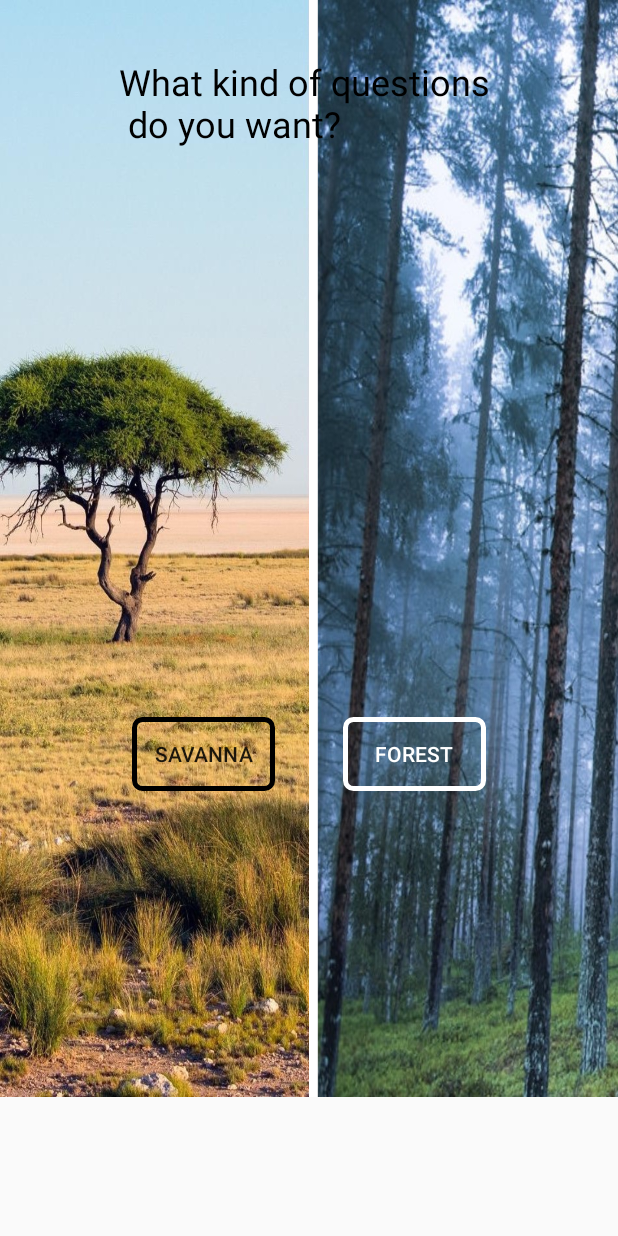
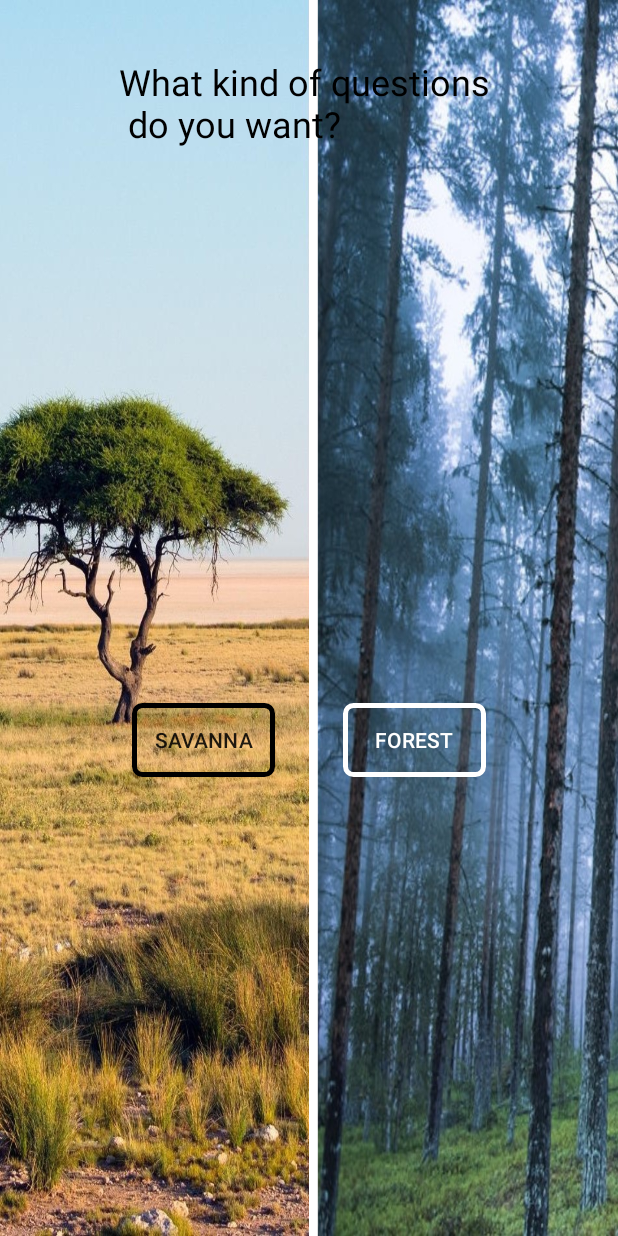
Before and after one commit to Erizium/1, an Android app: the screen it shows after launch (QuestionActivity), after a tap on "START", on a phone screen of 412 x 824 dp. Run offline under Robolectric (Android 15) with nearby library versions, the phone set to English and light mode, and no system bars; our stand-ins replace Room's generated code.

Commit message:
Vet inte

```diff
--- /dev/null
+++ b/app/src/main/java/com/example/a1/AppDatabase.kt
@@ -0,0 +1,34 @@
+package com.example.a1
+
+import android.content.Context
+import androidx.room.Database
+import androidx.room.Room
+import androidx.room.RoomDatabase
+
+@Database(entities = arrayOf(SavannaQuestion::class), version = 1)
+abstract class AppDatabase : RoomDatabase() {
+    abstract fun questionDao() : QuestionDao
+
+    companion object{
+
+        @Volatile
+        private var INSTANCE : AppDatabase? = null
+
+        fun getInstance(context: Context) : AppDatabase? {
+            synchronized(this){
+                var instance = INSTANCE
+
+                if(instance == null) {
+                    val instance = Room.databaseBuilder(
+                        context.applicationContext,
+                        AppDatabase::class.java, "question_database"
+                )
+                        .fallbackToDestructiveMigration()
+                        .build()
+                    INSTANCE = instance
+            }
+            return instance
+            }
+        }
+    }
+}
--- /dev/null
+++ b/app/src/main/java/com/example/a1/ForestQuestion.kt
@@ -0,0 +1,21 @@
+package com.example.a1
+
+import androidx.room.ColumnInfo
+import androidx.room.Entity
+import androidx.room.PrimaryKey
+
+@Entity(tableName = "ForestQuestions")
+data class ForestQuestion
+    (@PrimaryKey(autoGenerate = true) var id: Int,
+     @ColumnInfo(name = "question") var question : String,
+     @ColumnInfo(name = "info") var info : String,
+     var image : Int,
+     var background : Int,
+     @ColumnInfo(name = "optionOne") var optionOne : String,
+     @ColumnInfo(name = "optionTwo") var optionTwo : String,
+     @ColumnInfo(name = "optionThree") var optionThree : String,
+     @ColumnInfo(name = "optionFour") var optionFour : String,
+     @ColumnInfo(name = "correctAnswer") var correctAnswer : String) {
+
+
+}
--- a/app/src/main/java/com/example/a1/MainActivity.kt
+++ b/app/src/main/java/com/example/a1/MainActivity.kt
@@ -3,18 +3,190 @@ package com.example.a1
 import android.content.Intent
 import androidx.appcompat.app.AppCompatActivity
 import android.os.Bundle
-import android.util.Log
 import android.widget.Button
+import androidx.room.Room
+import kotlinx.coroutines.*
 
 class MainActivity : AppCompatActivity() {
+
+    var questionListSavanna = QuestionListSavanna()
+    var questionListForest = QuestionListForest()
+    private lateinit var db: AppDatabase
+
     override fun onCreate(savedInstanceState: Bundle?) {
         super.onCreate(savedInstanceState)
         setContentView(R.layout.activity_main)
+
+        db = Room.databaseBuilder(
+            applicationContext,
+            AppDatabase::class.java, "AppQuestions"
+        )
+            .fallbackToDestructiveMigration()
+            .build()
+
+        addQuestionsSavanna()
+ //       addQuestionsForest()
+
+
+
+
+
         val startButton = findViewById<Button>(R.id.startButton)
-
         startButton.setOnClickListener {
             val questions = Intent(this, QuestionActivity::class.java)
             startActivity(questions)
         }
+
     }
+
+
+        fun saveQuestions(question: SavannaQuestion) {
+            GlobalScope.launch(Dispatchers.IO) {
+                db.questionDao().insert(question)
+            }
+        }
+
+
+
+    fun addQuestionsSavanna() {
+
+        var questionOne = SavannaQuestion(
+            1,
+            "What is this?",
+            "First question. Don't get this wrong",
+            R.drawable.zebrapart,
+            R.drawable.savanna,
+            "Horse",
+            "Zebra",
+            "Koala",
+            "Mohawk",
+            "Zebra"
+        )
+        saveQuestions(questionOne)
+
+        var questionTwo = SavannaQuestion(
+            2,
+            "What's the zebras natural habitat?",
+            "",
+            R.drawable.zebrafull,
+            R.drawable.savanna,
+            "Desert",
+            "Grove",
+            "Savanna",
+            "Pasture",
+            "Savanna"
+        )
+        saveQuestions(questionTwo)
+
+        var questionThree = SavannaQuestion(
+            3,
+            "How fast can they run?",
+            "*Racing with tigers*",
+            R.drawable.zebrarun,
+            R.drawable.savanna,
+            "64 km/h",
+            "60 km/h",
+            "55 km/h",
+            "47 km/h",
+            "64 km/h"
+        )
+        saveQuestions(questionThree)
+
+        var questionFour = SavannaQuestion(
+            4,
+            "What's their most common food?",
+            "*Nom nom*",
+            R.drawable.zebraeat,
+            R.drawable.savanna,
+            "Leaves",
+            "Hay",
+            "Grass",
+            "Insects",
+            "Grass"
+        )
+        saveQuestions(questionFour)
+
+        var questionFive = SavannaQuestion(
+            5,
+            "What is the average weight of\nof a full grown male zebra?",
+            "They can't be that heavy right?",
+            questionOne.image,
+            R.drawable.savanna,
+            "230 kg",
+            "450 kg",
+            "603 kg",
+            "320 kg",
+            "320 kg"
+        )
+        saveQuestions(questionFive)
+    }
+/*
+    fun addQuestionsForest(){
+            var questionOne = ForestQuestion(
+                6,
+                "Which country contains the majority\n of the Amazon Rainforest?",
+                "Good Luck",
+                R.drawable.brazil1,
+                R.drawable.forestbg,
+                "Peru",
+                "Brazil",
+                "Colombia",
+                "France",
+                "Brazil")
+            saveQuestions(questionOne)
+
+            var questionTwo = ForestQuestion(
+                7,
+                "How much of the forest is\n contained within Brazil?",
+                "Hint: Sesenta por ciento",
+                R.drawable.brazil2,
+                questionOne.background,
+                "40 %",
+                "70 %",
+                "60 %",
+                "65 %",
+                "60 %")
+        saveQuestions(questionTwo)
+
+            var questionThree = ForestQuestion(
+                8,
+                " How many percent of the oxygen\n does the Brazil section produce?",
+                "Hint: In the world",
+                R.drawable.o2,
+                questionOne.background,
+                "20 %",
+                "12 %",
+                "6 %",
+                "10 %",
+                "12 %")
+        saveQuestions(questionThree)
+
+            var questionFour = ForestQuestion(
+                9,
+                " What species is producing the\n most oxygen there?  ",
+                "Hint: They can grow tall or not at all",
+                R.drawable.o2double,
+                questionOne.background,
+                "Plants",
+                "Fungi",
+                "Animal",
+                "Dirt",
+                "Plants")
+        saveQuestions(questionFour)
+
+            var questionFive = ForestQuestion(
+                10,
+                " How is the oxygen produced\n through plants?",
+                "Hint: Draws up, takes in and then releases",
+                R.drawable.tree,
+                questionOne.background,
+                "Sodium",
+                "Uranium",
+                "Absorbtion",
+                "Photosynthesis",
+                "Photosynthesis")
+        saveQuestions(questionFive)
+    }
+    */
+
 }
--- a/app/src/main/java/com/example/a1/QuestionActivity.kt
+++ b/app/src/main/java/com/example/a1/QuestionActivity.kt
@@ -7,8 +7,6 @@ import androidx.appcompat.app.AppCompatActivity
 import android.os.Bundle
 import android.view.View
 import android.widget.Button
-import android.widget.Toast
-import androidx.core.content.ContextCompat
 
 
 import kotlinx.android.synthetic.main.activity_question.*
@@ -19,7 +17,8 @@ class QuestionActivity : AppCompatActivity() {
     private lateinit var mp2: MediaPlayer
     val questionList = QuestionListSavanna()
     val questionList2 = QuestionListForest()
-    var currentQuestion: Questions? = null
+    //var currentQuestion: SavannaQuestion? = null
+    //var currentQuestion: ForestQuestion? = null
     var currentPosition: Int = 1
     var score = 0
     var type = 0
@@ -32,19 +31,19 @@ class QuestionActivity : AppCompatActivity() {
 
         savannaQuiz.setOnClickListener {
             mp.start()
-            setZebraQuestions()
+            //setZebraQuestions()
             setVisiInvis()
             colorChangeSavanna()
         }
         forestQuiz.setOnClickListener {
             mp2.start()
-            setForestQuestions()
+            //setForestQuestions()
             type += 1
             setVisiInvis()
             colorChangeForest()
         }
     }
-
+/*
     fun setZebraQuestions() {
         currentQuestion = questionList.questionList[currentPosition -1]
 
@@ -53,10 +52,10 @@ class QuestionActivity : AppCompatActivity() {
         questionImage.setImageResource(currentQuestion!!.image)
         questionBackground.setBackgroundResource(currentQuestion!!.background)
         option_one.text = currentQuestion?.optionOne
-        option_two.text = currentQuestion?.OptionTwo
+        option_two.text = currentQuestion?.optionTwo
         option_three.text = currentQuestion?.optionThree
         option_four.text = currentQuestion?.optionFour
-        questionCount.text = "Question: " + currentPosition.toString()
+        questionCount.text = "Quest: " + currentPosition.toString()
 
         scoreCounter.text = "Score: " + score
         currentPosition++
@@ -70,7 +69,7 @@ class QuestionActivity : AppCompatActivity() {
         questionImage.setImageResource(currentQuestion!!.image)
         questionBackground.setBackgroundResource(currentQuestion!!.background)
         option_one.text = currentQuestion?.optionOne
-        option_two.text = currentQuestion?.OptionTwo
+        option_two.text = currentQuestion?.optionTwo
         option_three.text = currentQuestion?.optionThree
         option_four.text = currentQuestion?.optionFour
         questionCount.text = "Question: " + currentPosition.toString()
@@ -114,6 +113,8 @@ class QuestionActivity : AppCompatActivity() {
             startActivity(end)
         }
     }
+
+ */
     fun setVisiInvis(){
         savannaQuiz.setVisibility(View.INVISIBLE)
         forestQuiz.setVisibility(View.INVISIBLE)
--- /dev/null
+++ b/app/src/main/java/com/example/a1/QuestionDao.kt
@@ -0,0 +1,26 @@
+package com.example.a1
+
+import androidx.room.Dao
+import androidx.room.Delete
+import androidx.room.Insert
+import androidx.room.Query
+
+
+@Dao
+interface QuestionDao {
+
+    @Insert
+    fun insert(questions: SavannaQuestion)
+
+/*
+    @Delete
+    fun delete(questions: Questions)
+*/
+
+    @Query("SELECT * FROM SavannaQuestions")
+    fun getAll() : List<SavannaQuestion>
+
+    @Query("SELECT * FROM savannaQuestions WHERE question LIKE :questionName")
+    fun findByQuestion(questionName: String) : List<SavannaQuestion>
+
+}
--- a/app/src/main/java/com/example/a1/QuestionListForest.kt
+++ b/app/src/main/java/com/example/a1/QuestionListForest.kt
@@ -2,14 +2,15 @@ package com.example.a1
 
 class QuestionListForest {
 
-    var questionList2 = mutableListOf<Questions>()
+    var questionList2 = mutableListOf<ForestQuestion>()
 
     init {
         getForestQuestions()
     }
 
     fun getForestQuestions(){
-        var questionOne = Questions(
+        var questionOne = ForestQuestion(
+            0,
             "Which country contains the majority\n of the Amazon Rainforest?",
             "Good Luck",
             R.drawable.brazil1,
@@ -21,7 +22,8 @@ class QuestionListForest {
             "Brazil")
         questionList2.add(questionOne)
 
-        var questionTwo = Questions(
+        var questionTwo = ForestQuestion(
+            0,
             "How much of the forest is\n contained within Brazil?",
             "Hint: Sesenta por ciento",
             R.drawable.brazil2,
@@ -33,7 +35,8 @@ class QuestionListForest {
             "60 %")
         questionList2.add(questionTwo)
 
-        var questionThree = Questions(
+        var questionThree = ForestQuestion(
+            0,
             " How many percent of the oxygen\n does the Brazil section produce?",
             "Hint: In the world",
             R.drawable.o2,
@@ -45,7 +48,8 @@ class QuestionListForest {
             "12 %")
         questionList2.add(questionThree)
 
-        var questionFour = Questions(
+        var questionFour = ForestQuestion(
+            0,
             " What species is producing the\n most oxygen there?  ",
             "Hint: They can grow tall or not at all",
             R.drawable.o2double,
@@ -57,7 +61,8 @@ class QuestionListForest {
             "Plants")
         questionList2.add(questionFour)
 
-        var questionFive = Questions(
+        var questionFive = ForestQuestion(
+            0,
             " How is the oxygen produced\n through plants?",
             "Hint: Draws up, takes in and then releases",
             R.drawable.tree,
--- a/app/src/main/java/com/example/a1/QuestionListSavanna.kt
+++ b/app/src/main/java/com/example/a1/QuestionListSavanna.kt
@@ -2,7 +2,7 @@ package com.example.a1
 
 class QuestionListSavanna() {
 
-    var questionList = mutableListOf<Questions>()
+    var questionList = mutableListOf<SavannaQuestion>()
 
     init {
         getZebraQuestions()
@@ -10,7 +10,8 @@ class QuestionListSavanna() {
 
     fun getZebraQuestions() {
 
-        var questionOne = Questions(
+        var questionOne = SavannaQuestion(
+            0,
             "What is this?",
             "First question. Don't get this wrong",
             R.drawable.zebrapart,
@@ -22,11 +23,12 @@ class QuestionListSavanna() {
             "Zebra")
         questionList.add(questionOne)
 
-        var questionTwo = Questions(
+        var questionTwo = SavannaQuestion(
+            0,
             "What's the zebras natural habitat?",
             "",
             R.drawable.zebrafull,
-            questionOne.background,
+            R.drawable.savanna,
             "Desert",
             "Grove",
             "Savanna",
@@ -34,11 +36,12 @@ class QuestionListSavanna() {
             "Savanna")
         questionList.add(questionTwo)
 
-        var questionThree = Questions(
+        var questionThree = SavannaQuestion(
+            0,
             "How fast can they run?",
             "*Racing with tigers*",
             R.drawable.zebrarun,
-            questionOne.background,
+            R.drawable.savanna,
             "64 km/h",
             "60 km/h",
             "55 km/h",
@@ -46,11 +49,12 @@ class QuestionListSavanna() {
             "64 km/h")
         questionList.add(questionThree)
 
-        var questionFour = Questions(
+        var questionFour = SavannaQuestion(
+            0,
             "What's their most common food?",
             "*Nom nom*",
             R.drawable.zebraeat,
-            questionOne.background,
+            R.drawable.savanna,
             "Leaves",
             "Hay",
             "Grass",
@@ -58,11 +62,12 @@ class QuestionListSavanna() {
             "Grass")
         questionList.add(questionFour)
 
-        var questionFive = Questions(
+        var questionFive = SavannaQuestion(
+            0,
             "What is the average weight of\nof a full grown male zebra?",
             "They can't be that heavy right?",
             questionOne.image,
-            questionOne.background,
+            R.drawable.savanna,
             "230 kg",
             "450 kg",
             "603 kg",
--- a/app/src/main/java/com/example/a1/Questions.kt
+++ /dev/null
@@ -1,13 +0,0 @@
-package com.example.a1
-
-class Questions(
-    var question : String,
-    var info : String,
-    var image : Int,
-    var background : Int,
-    var optionOne : String,
-    var OptionTwo : String,
-    var optionThree : String,
-    var optionFour : String,
-    var correctAnswer : String) {
-}
--- /dev/null
+++ b/app/src/main/java/com/example/a1/SavannaQuestion.kt
@@ -0,0 +1,18 @@
+package com.example.a1
+
+import androidx.room.ColumnInfo
+import androidx.room.Entity
+import androidx.room.PrimaryKey
+
+@Entity(tableName = "SavannaQuestions")
+data class SavannaQuestion(
+    @PrimaryKey(autoGenerate = true) var id: Int,
+    @ColumnInfo(name = "question") var question : String,
+    @ColumnInfo(name = "info") var info : String,
+    var image : Int,
+    var background : Int,
+    @ColumnInfo(name = "optionOne") var optionOne : String,
+    @ColumnInfo(name = "optionTwo") var optionTwo : String,
+    @ColumnInfo(name = "optionThree") var optionThree : String,
+    @ColumnInfo(name = "optionFour") var optionFour : String,
+    @ColumnInfo(name = "correctAnswer") var correctAnswer : String)
--- a/app/src/main/res/layout/activity_question.xml
+++ b/app/src/main/res/layout/activity_question.xml
@@ -8,8 +8,8 @@
 
     <View
         android:id="@+id/questionBackground"
-        android:layout_width="412dp"
-        android:layout_height="731dp"
+        android:layout_width="wrap_content"
+        android:layout_height="0dp"
         android:background="@drawable/splitbg"
         app:layout_constraintBottom_toBottomOf="parent"
         app:layout_constraintEnd_toEndOf="parent"
@@ -27,7 +27,7 @@
         app:layout_constraintEnd_toEndOf="parent"
         app:layout_constraintStart_toStartOf="parent"
         app:layout_constraintTop_toTopOf="@+id/questionBackground"
-        app:layout_constraintVertical_bias="0.26"
+        app:layout_constraintVertical_bias="0.245"
         app:srcCompat="@drawable/ic_launcher_background" />
 
     <Button
@@ -140,7 +140,7 @@
         android:id="@+id/questionCount"
         android:layout_width="109dp"
         android:layout_height="41dp"
-        android:layout_marginTop="60dp"
+        android:layout_marginTop="20dp"
         android:layout_marginEnd="28dp"
         android:text="TextView"
         android:textAlignment="center"
@@ -150,13 +150,12 @@
         app:layout_constraintEnd_toEndOf="parent"
         app:layout_constraintHorizontal_bias="0.0"
         app:layout_constraintStart_toEndOf="@+id/questionImage"
-        app:layout_constraintTop_toBottomOf="@+id/questionText" />
+        app:layout_constraintTop_toTopOf="@+id/questionImage" />
 
     <TextView
         android:id="@+id/scoreCounter"
         android:layout_width="109dp"
         android:layout_height="41dp"
-        android:layout_marginTop="100dp"
         android:layout_marginEnd="28dp"
         android:text="TextView"
         android:textAlignment="center"
@@ -166,6 +165,6 @@
         app:layout_constraintEnd_toEndOf="parent"
         app:layout_constraintHorizontal_bias="0.0"
         app:layout_constraintStart_toEndOf="@+id/questionImage"
-        app:layout_constraintTop_toBottomOf="@+id/questionText" />
+        app:layout_constraintTop_toBottomOf="@+id/questionCount" />
 
 </androidx.constraintlayout.widget.ConstraintLayout>
```
Also changed, not shown: app/build.gradle (+10 -0 lines).
